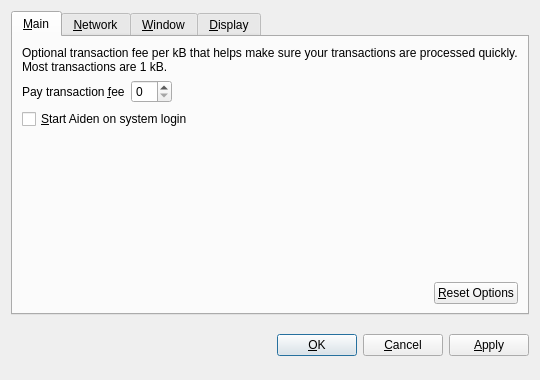
Old version of the form src/qt/forms/optionsdialog.ui in the repository chrisfranko/litecoin.
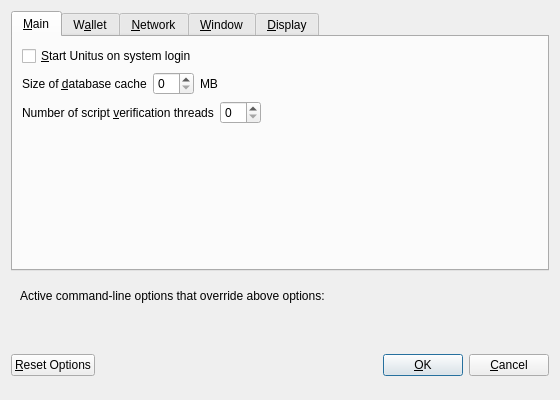
New version of the form. Custom widgets are drawn as their Qt base class.

What changed in the file:
```diff
--- a/src/qt/forms/optionsdialog.ui
+++ b/src/qt/forms/optionsdialog.ui
@@ -6,8 +6,8 @@
    <rect>
     <x>0</x>
     <y>0</y>
-    <width>540</width>
-    <height>380</height>
+    <width>560</width>
+    <height>400</height>
    </rect>
   </property>
   <property name="windowTitle">
@@ -19,9 +19,6 @@
   <layout class="QVBoxLayout" name="verticalLayout">
    <item>
     <widget class="QTabWidget" name="tabWidget">
-     <property name="tabPosition">
-      <enum>QTabWidget::North</enum>
-     </property>
      <property name="currentIndex">
       <number>0</number>
      </property>
@@ -31,6 +28,116 @@
       </attribute>
       <layout class="QVBoxLayout" name="verticalLayout_Main">
        <item>
+        <widget class="QCheckBox" name="bitcoinAtStartup">
+         <property name="toolTip">
+          <string>Automatically start Unitus after logging in to the system.</string>
+         </property>
+         <property name="text">
+          <string>&amp;Start Unitus on system login</string>
+         </property>
+        </widget>
+       </item>
+       <item>
+        <layout class="QHBoxLayout" name="horizontalLayout_2_Main">
+         <item>
+          <widget class="QLabel" name="databaseCacheLabel">
+           <property name="text">
+            <string>Size of &amp;database cache</string>
+           </property>
+           <property name="textFormat">
+            <enum>Qt::PlainText</enum>
+           </property>
+           <property name="buddy">
+            <cstring>databaseCache</cstring>
+           </property>
+          </widget>
+         </item>
+         <item>
+          <widget class="QSpinBox" name="databaseCache"/>
+         </item>
+         <item>
+          <widget class="QLabel" name="databaseCacheUnitLabel">
+           <property name="text">
+            <string>MB</string>
+           </property>
+           <property name="textFormat">
+            <enum>Qt::PlainText</enum>
+           </property>
+          </widget>
+         </item>
+         <item>
+          <spacer name="horizontalSpacer_2_Main">
+           <property name="orientation">
+            <enum>Qt::Horizontal</enum>
+           </property>
+           <property name="sizeHint" stdset="0">
+            <size>
+             <width>40</width>
+             <height>20</height>
+            </size>
+           </property>
+          </spacer>
+         </item>
+        </layout>
+       </item>
+       <item>
+        <layout class="QHBoxLayout" name="horizontalLayout_3_Main">
+         <item>
+          <widget class="QLabel" name="threadsScriptVerifLabel">
+           <property name="text">
+            <string>Number of script &amp;verification threads</string>
+           </property>
+           <property name="textFormat">
+            <enum>Qt::PlainText</enum>
+           </property>
+           <property name="buddy">
+            <cstring>threadsScriptVerif</cstring>
+           </property>
+          </widget>
+         </item>
+         <item>
+          <widget class="QSpinBox" name="threadsScriptVerif">
+           <property name="toolTip">
+            <string>(0 = auto, &lt;0 = leave that many cores free)</string>
+           </property>
+          </widget>
+         </item>
+         <item>
+          <spacer name="horizontalSpacer_3_Main">
+           <property name="orientation">
+            <enum>Qt::Horizontal</enum>
+           </property>
+           <property name="sizeHint" stdset="0">
+            <size>
+             <width>40</width>
+             <height>20</height>
+            </size>
+           </property>
+          </spacer>
+         </item>
+        </layout>
+       </item>
+       <item>
+        <spacer name="verticalSpacer_Main">
+         <property name="orientation">
+          <enum>Qt::Vertical</enum>
+         </property>
+         <property name="sizeHint" stdset="0">
+          <size>
+           <width>20</width>
+           <height>40</height>
+          </size>
+         </property>
+        </spacer>
+       </item>
+      </layout>
+     </widget>
+     <widget class="QWidget" name="tabWallet">
+      <attribute name="title">
+       <string>W&amp;allet</string>
+      </attribute>
+      <layout class="QVBoxLayout" name="verticalLayout_Wallet">
+       <item>
         <widget class="QLabel" name="transactionFeeInfoLabel">
          <property name="text">
           <string>Optional transaction fee per kB that helps make sure your transactions are processed quickly. Most transactions are 1 kB.</string>
@@ -44,7 +151,7 @@
         </widget>
        </item>
        <item>
-        <layout class="QHBoxLayout" name="horizontalLayout_1_Main">
+        <layout class="QHBoxLayout" name="horizontalLayout_1_Wallet">
          <item>
           <widget class="QLabel" name="transactionFeeLabel">
            <property name="text">
@@ -77,17 +184,7 @@
         </layout>
        </item>
        <item>
-        <widget class="QCheckBox" name="bitcoinAtStartup">
-         <property name="toolTip">
-          <string>Automatically start Aiden after logging in to the system.</string>
-         </property>
-         <property name="text">
-          <string>&amp;Start Aiden on system login</string>
-         </property>
-        </widget>
-       </item>
-       <item>
-        <spacer name="verticalSpacer_Main">
+        <spacer name="verticalSpacer_Wallet">
          <property name="orientation">
           <enum>Qt::Vertical</enum>
          </property>
@@ -100,34 +197,33 @@
         </spacer>
        </item>
        <item>
-        <layout class="QHBoxLayout" name="horizontalLayout_2_Main">
-         <item>
-          <spacer name="horizontalSpacer_2_Main">
-           <property name="orientation">
-            <enum>Qt::Horizontal</enum>
-           </property>
-           <property name="sizeHint" stdset="0">
-            <size>
-             <width>40</width>
-             <height>20</height>
-            </size>
-           </property>
-          </spacer>
-         </item>
-         <item>
-          <widget class="QPushButton" name="resetButton">
-           <property name="toolTip">
-            <string>Reset all client options to default.</string>
-           </property>
-           <property name="text">
-            <string>&amp;Reset Options</string>
-           </property>
-           <property name="autoDefault">
-            <bool>false</bool>
-           </property>
-          </widget>
-         </item>
-        </layout>
+        <widget class="QGroupBox" name="groupBox">
+         <property name="title">
+          <string>Expert</string>
+         </property>
+         <layout class="QVBoxLayout" name="verticalLayout_2">
+          <item>
+           <widget class="QCheckBox" name="coinControlFeatures">
+            <property name="toolTip">
+             <string>Whether to show coin control features or not.</string>
+            </property>
+            <property name="text">
+             <string>Enable coin &amp;control features</string>
+            </property>
+           </widget>
+          </item>
+          <item>
+           <widget class="QCheckBox" name="spendZeroConfChange">
+            <property name="toolTip">
+             <string>If you disable the spending of unconfirmed change, the change from a transaction cannot be used until that transaction has at least one confirmation. This also affects how your balance is computed.</string>
+            </property>
+            <property name="text">
+             <string>&amp;Spend unconfirmed change</string>
+            </property>
+           </widget>
+          </item>
+         </layout>
+        </widget>
        </item>
       </layout>
      </widget>
@@ -390,8 +486,67 @@
      </widget>
     </widget>
    </item>
+   <item>
+    <widget class="QFrame" name="frame">
+     <layout class="QVBoxLayout" name="verticalLayout_Bottom">
+      <item>
+       <layout class="QHBoxLayout" name="horizontalLayout_Bottom">
+        <item>
+         <widget class="QLabel" name="overriddenByCommandLineInfoLabel">
+          <property name="text">
+           <string>Active command-line options that override above options:</string>
+          </property>
+          <property name="textFormat">
+           <enum>Qt::PlainText</enum>
+          </property>
+         </widget>
+        </item>
+        <item>
+         <spacer name="horizontalSpacer_Bottom">
+          <property name="orientation">
+           <enum>Qt::Horizontal</enum>
+          </property>
+          <property name="sizeHint" stdset="0">
+           <size>
+            <width>40</width>
+            <height>20</height>
+           </size>
+          </property>
+         </spacer>
+        </item>
+       </layout>
+      </item>
+      <item>
+       <widget class="QLabel" name="overriddenByCommandLineLabel">
+        <property name="text">
+         <string/>
+        </property>
+        <property name="textFormat">
+         <enum>Qt::PlainText</enum>
+        </property>
+        <property name="wordWrap">
+         <bool>true</bool>
+        </property>
+       </widget>
+      </item>
+     </layout>
+    </widget>
+   </item>
    <item>
     <layout class="QHBoxLayout" name="horizontalLayout_Buttons">
+     <item>
+      <widget class="QPushButton" name="resetButton">
+       <property name="toolTip">
+        <string>Reset all client options to default.</string>
+       </property>
+       <property name="text">
+        <string>&amp;Reset Options</string>
+       </property>
+       <property name="autoDefault">
+        <bool>false</bool>
+       </property>
+      </widget>
+     </item>
      <item>
       <spacer name="horizontalSpacer_1">
        <property name="orientation">
@@ -407,6 +562,12 @@
      </item>
      <item>
       <widget class="QLabel" name="statusLabel">
+       <property name="minimumSize">
+        <size>
+         <width>200</width>
+         <height>0</height>
+        </size>
+       </property>
        <property name="font">
         <font>
          <weight>75</weight>
@@ -454,16 +615,6 @@
        </property>
       </widget>
      </item>
-     <item>
-      <widget class="QPushButton" name="applyButton">
-       <property name="text">
-        <string>&amp;Apply</string>
-       </property>
-       <property name="autoDefault">
-        <bool>false</bool>
-       </property>
-      </widget>
-     </item>
     </layout>
    </item>
   </layout>
@@ -471,19 +622,20 @@
  <customwidgets>
   <customwidget>
    <class>BitcoinAmountField</class>
-   <extends>QSpinBox</extends>
+   <extends>QLineEdit</extends>
    <header>bitcoinamountfield.h</header>
+   <container>1</container>
+  </customwidget>
+  <customwidget>
+   <class>QValidatedLineEdit</class>
+   <extends>QLineEdit</extends>
+   <header>qvalidatedlineedit.h</header>
   </customwidget>
   <customwidget>
    <class>QValueComboBox</class>
    <extends>QComboBox</extends>
    <header>qvaluecombobox.h</header>
   </customwidget>
-  <customwidget>
-   <class>QValidatedLineEdit</class>
-   <extends>QLineEdit</extends>
-   <header>qvalidatedlineedit.h</header>
-  </customwidget>
  </customwidgets>
  <resources/>
  <connections/>
```
Left out of the diff: 60 changed lines with no effect on the pictures.
